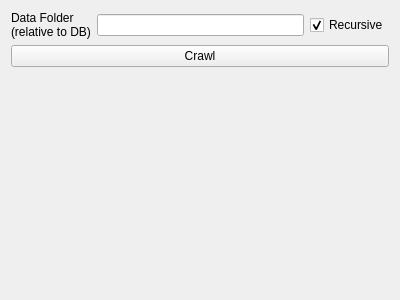
Qt form source/Gui/Ui_Crawler.ui (lasersphere/Tilda) before a commit.
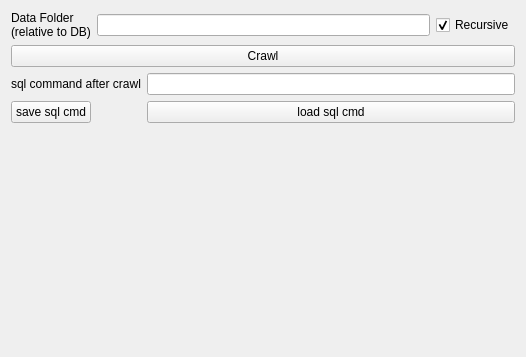
The same form after that commit.

```diff
--- a/source/Gui/Ui_Crawler.ui
+++ b/source/Gui/Ui_Crawler.ui
@@ -6,8 +6,8 @@
    <rect>
     <x>0</x>
     <y>0</y>
-    <width>400</width>
-    <height>300</height>
+    <width>526</width>
+    <height>357</height>
    </rect>
   </property>
   <property name="windowTitle">
@@ -66,6 +66,50 @@
      </property>
     </widget>
    </item>
+   <item>
+    <layout class="QFormLayout" name="formLayout">
+     <property name="fieldGrowthPolicy">
+      <enum>QFormLayout::AllNonFixedFieldsGrow</enum>
+     </property>
+     <item row="0" column="0">
+      <widget class="QLabel" name="label_2">
+       <property name="text">
+        <string>sql command after crawl</string>
+       </property>
+      </widget>
+     </item>
+     <item row="0" column="1">
+      <widget class="QLineEdit" name="lineEdit_sql_cmd">
+       <property name="sizePolicy">
+        <sizepolicy hsizetype="MinimumExpanding" vsizetype="Fixed">
+         <horstretch>0</horstretch>
+         <verstretch>0</verstretch>
+        </sizepolicy>
+       </property>
+       <property name="minimumSize">
+        <size>
+         <width>100</width>
+         <height>0</height>
+        </size>
+       </property>
+      </widget>
+     </item>
+     <item row="1" column="0">
+      <widget class="QPushButton" name="pushButton_save_sql">
+       <property name="text">
+        <string>save sql cmd</string>
+       </property>
+      </widget>
+     </item>
+     <item row="1" column="1">
+      <widget class="QPushButton" name="pushButton_load_sql">
+       <property name="text">
+        <string>load sql cmd</string>
+       </property>
+      </widget>
+     </item>
+    </layout>
+   </item>
    <item>
     <spacer name="verticalSpacer">
      <property name="orientation">
```
